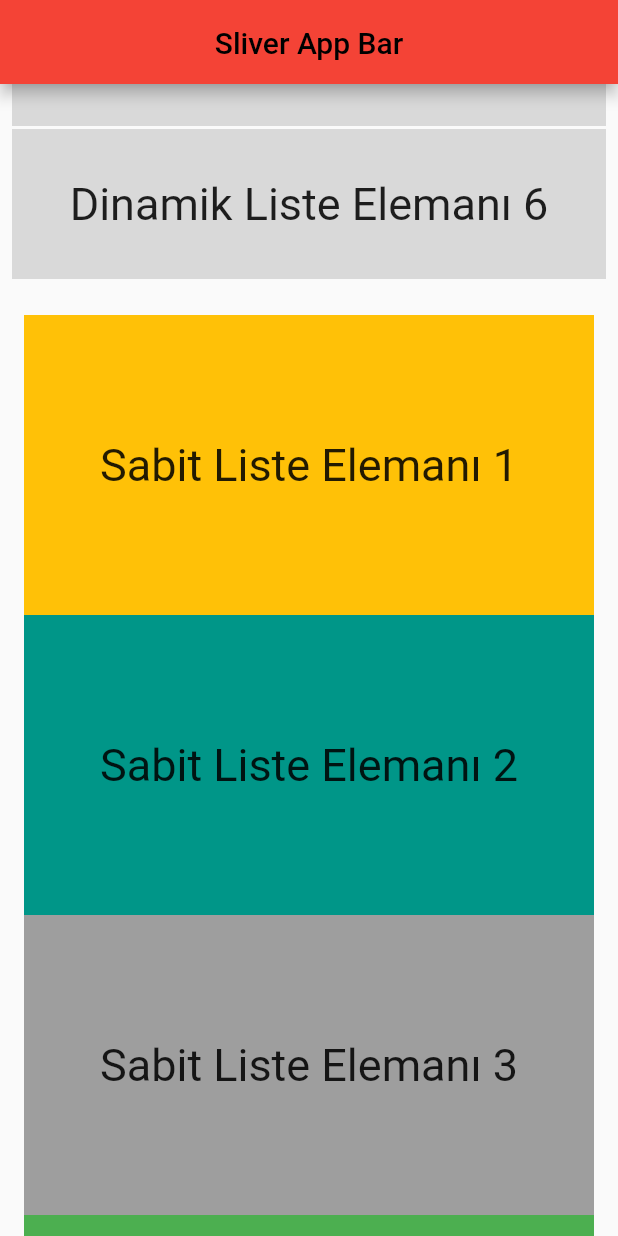
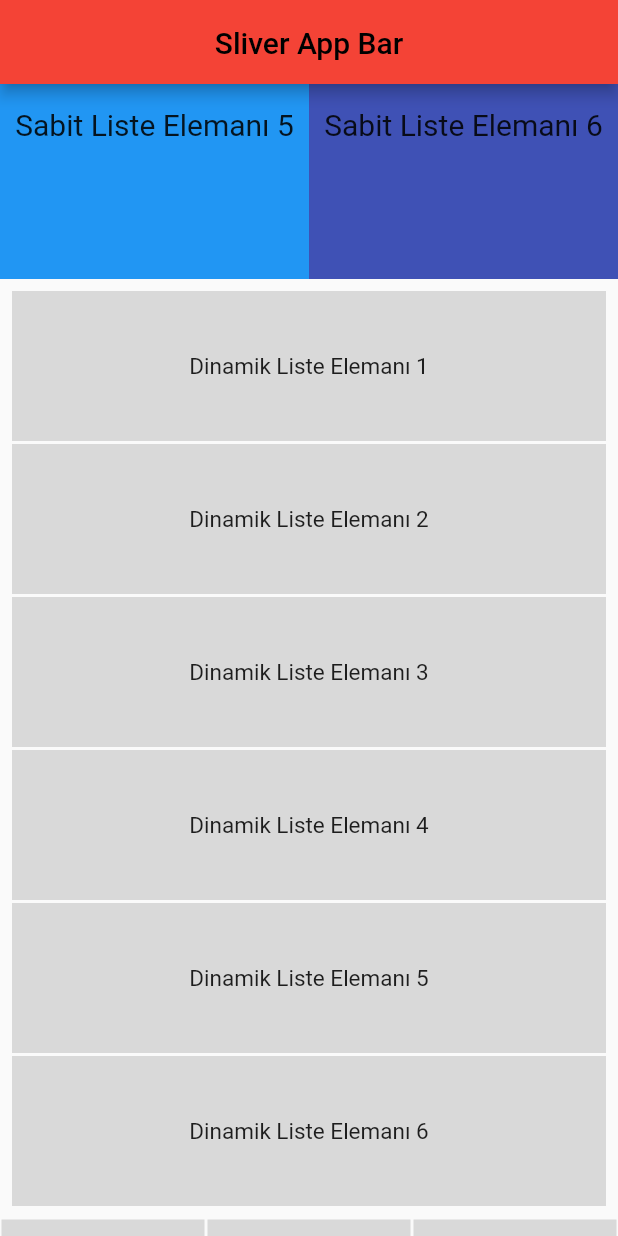
Before and after one commit to islamoktay/learning_process, a Flutter app: the screen it shows after launch, scrolled down 1152 dp, on a phone screen of 412 x 824 dp. Run offline on Flutter 3.47's test engine with Material 2 defaults, Android fonts, the phone set to English and light mode, and no system bars; our stand-ins replace flutter_easyloading.

Commit message:
studied more

```diff
--- a/flutter/flutter_grid_etc/lib/custom_scroll_slivers.dart
+++ b/flutter/flutter_grid_etc/lib/custom_scroll_slivers.dart
@@ -29,6 +29,11 @@ class CollapsableToolbarOrnek extends StatelessWidget {
             delegate: sabitListeElemanlari(),
           ),
         ),
+        SliverGrid(
+          gridDelegate:
+              SliverGridDelegateWithFixedCrossAxisCount(crossAxisCount: 2),
+          delegate: sabitListeElemanlari(),
+        ),
         SliverPadding(
           padding: EdgeInsets.all(7),
           sliver: SliverList(
@@ -38,11 +43,23 @@ class CollapsableToolbarOrnek extends StatelessWidget {
             ),
           ),
         ),
+        SliverGrid(
+            delegate: SliverChildBuilderDelegate(_dinamikElemanUretenFonksiyon,
+                childCount: 6),
+            gridDelegate:
+                SliverGridDelegateWithFixedCrossAxisCount(crossAxisCount: 3)),
         SliverPadding(
           padding: EdgeInsets.all(16),
           sliver: SliverFixedExtentList(
             delegate: sabitListeElemanlari(),
             itemExtent: 200,
+          ),
+        ),
+        SliverGrid(
+          delegate: SliverChildBuilderDelegate(_dinamikElemanUretenFonksiyon,
+              childCount: 6),
+          gridDelegate: SliverGridDelegateWithMaxCrossAxisExtent(
+            maxCrossAxisExtent: 250,
           ),
         ),
         SliverFixedExtentList(
@@ -61,7 +78,7 @@ class CollapsableToolbarOrnek extends StatelessWidget {
           height: 100,
           child: Text(
             "Sabit Liste Elemanı 1",
-            style: TextStyle(fontSize: 30),
+            style: TextStyle(fontSize: 20),
           ),
           color: Colors.amber,
           alignment: Alignment.center,
@@ -70,7 +87,7 @@ class CollapsableToolbarOrnek extends StatelessWidget {
           height: 100,
           child: Text(
             "Sabit Liste Elemanı 2",
-            style: TextStyle(fontSize: 30),
+            style: TextStyle(fontSize: 20),
           ),
           color: Colors.teal,
           alignment: Alignment.center,
@@ -79,7 +96,7 @@ class CollapsableToolbarOrnek extends StatelessWidget {
           height: 100,
           child: Text(
             "Sabit Liste Elemanı 3",
-            style: TextStyle(fontSize: 30),
+            style: TextStyle(fontSize: 20),
           ),
           color: Colors.grey,
           alignment: Alignment.center,
@@ -88,7 +105,7 @@ class CollapsableToolbarOrnek extends StatelessWidget {
           height: 100,
           child: Text(
             "Sabit Liste Elemanı 4",
-            style: TextStyle(fontSize: 30),
+            style: TextStyle(fontSize: 20),
           ),
           color: Colors.green,
           alignment: Alignment.center,
@@ -97,7 +114,7 @@ class CollapsableToolbarOrnek extends StatelessWidget {
           height: 100,
           child: Text(
             "Sabit Liste Elemanı 5",
-            style: TextStyle(fontSize: 30),
+            style: TextStyle(fontSize: 20),
           ),
           color: Colors.blue,
           alignment: Alignment.center,
@@ -106,7 +123,7 @@ class CollapsableToolbarOrnek extends StatelessWidget {
           height: 100,
           child: Text(
             "Sabit Liste Elemanı 6",
-            style: TextStyle(fontSize: 30),
+            style: TextStyle(fontSize: 20),
           ),
           color: Colors.indigo,
           alignment: Alignment.center,
@@ -120,7 +137,7 @@ class CollapsableToolbarOrnek extends StatelessWidget {
       height: 100,
       child: Text(
         "Dinamik Liste Elemanı ${index + 1}",
-        style: TextStyle(fontSize: 30),
+        style: TextStyle(fontSize: 15),
       ),
       color: rastgeleRenkUret(),
       alignment: Alignment.center,
```
